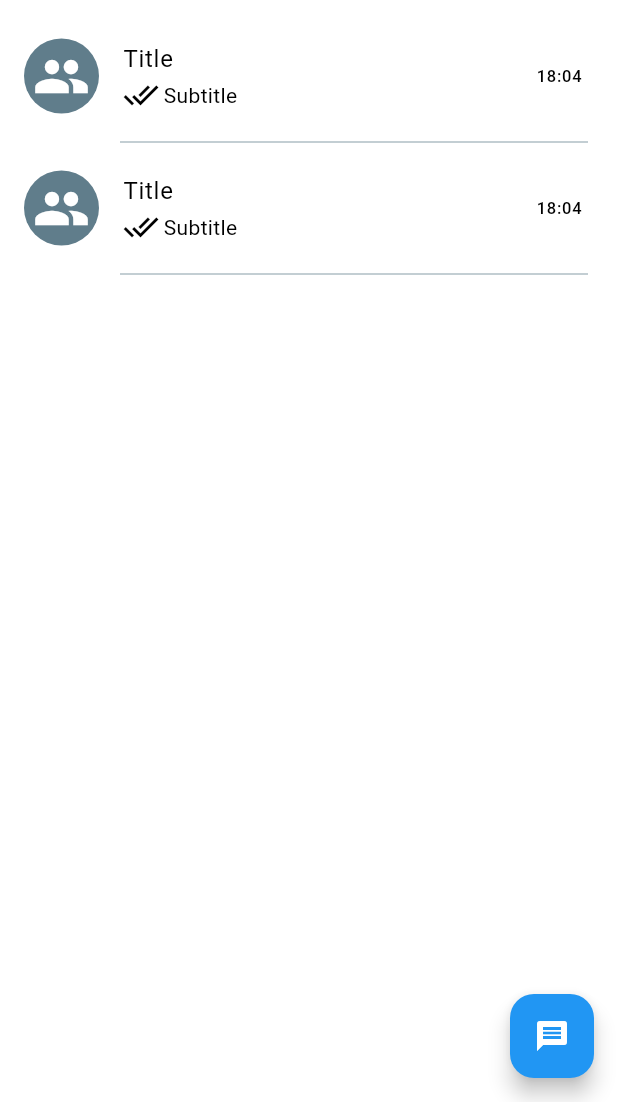
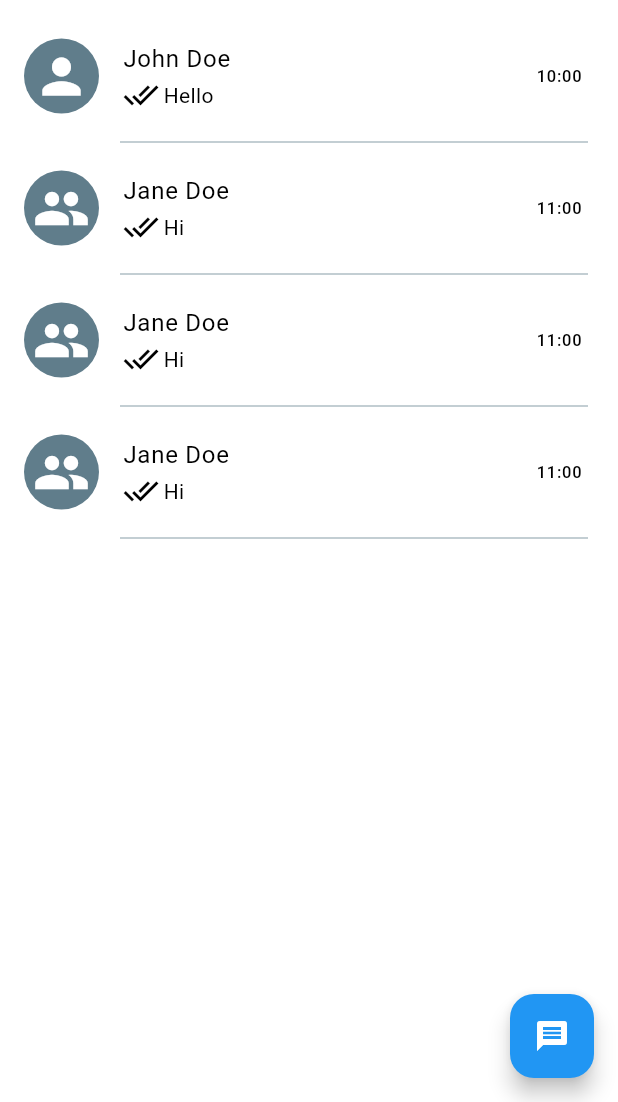
Before and after one commit to mrHeinrichh/ChatApp, a Flutter app: the screen it shows after launch, tab 2 chosen, on a phone screen of 412 x 824 dp, the part 134-1236 px from its top. Run offline on Flutter 3.47's test engine with Material 3 defaults, Android fonts, the phone set to English and light mode, and no system bars.

Commit message:
update 2 files and create 1 file

```diff
--- a/lib/CustomUI/CustomCard.dart
+++ b/lib/CustomUI/CustomCard.dart
@@ -1,37 +1,51 @@
+import 'package:ChatApp/Model/ChatModel.dart';
+import 'package:ChatApp/Screens/IndividualPage.dart';
 import 'package:flutter/material.dart';
 
 class CustomCard extends StatelessWidget {
-  const CustomCard({super.key});
+  const CustomCard({Key? key, required this.chatModel}) : super(key: key);
+
+  final ChatModel chatModel;
 
   @override
   Widget build(BuildContext context) {
     return GestureDetector(
-      onTap: () {},
-      child: const Column(
+      onTap: () {
+        Navigator.push(context,
+            MaterialPageRoute(builder: (context) => const IndividualPage()));
+      },
+      child: Column(
         children: [
           ListTile(
             leading: CircleAvatar(
               radius: 25,
-              child: Icon(
-                Icons.group,
-                size: 38,
-              ),
+              child: chatModel.isGroup
+                  ? const Icon(
+                      Icons.group,
+                      size: 38,
+                    )
+                  : const Icon(
+                      Icons.person,
+                      size: 38,
+                    ),
               backgroundColor: Colors.blueGrey,
             ),
             title: Text(
-              'Title',
-              style: TextStyle(fontSize: 16),
+              chatModel.name,
+              style: const TextStyle(fontSize: 16),
             ),
             subtitle: Row(
               children: [
-                Icon(Icons.done_all),
-                SizedBox(width: 3),
-                Text('Subtitle'),
+                const Icon(Icons.done_all),
+                const SizedBox(width: 3),
+                Text(
+                  chatModel.currentMessage,
+                ),
               ],
             ),
-            trailing: Text('18:04'),
+            trailing: Text(chatModel.time),
           ),
-          Padding(
+          const Padding(
             padding: EdgeInsets.only(right: 20, left: 80),
             child: Divider(
               thickness: 0.5,
--- a/lib/Pages/ChatPage.dart
+++ b/lib/Pages/ChatPage.dart
@@ -1,4 +1,5 @@
 import 'package:ChatApp/CustomUI/CustomCard.dart';
+import 'package:ChatApp/Model/ChatModel.dart';
 import 'package:flutter/material.dart';
 
 class ChatPage extends StatefulWidget {
@@ -9,6 +10,32 @@ class ChatPage extends StatefulWidget {
 }
 
 class _ChatPageState extends State<ChatPage> {
+  List<ChatModel> chats = [
+    ChatModel(
+        name: 'John Doe',
+        icon: 'person.svg',
+        time: '10:00',
+        currentMessage: 'Hello',
+        isGroup: false),
+    ChatModel(
+        name: 'Jane Doe',
+        icon: 'person.svg',
+        time: '11:00',
+        currentMessage: 'Hi',
+        isGroup: true),
+    ChatModel(
+        name: 'Jane Doe',
+        icon: 'person.svg',
+        time: '11:00',
+        currentMessage: 'Hi',
+        isGroup: true),
+    ChatModel(
+        name: 'Jane Doe',
+        icon: 'person.svg',
+        time: '11:00',
+        currentMessage: 'Hi',
+        isGroup: true),
+  ];
   @override
   Widget build(BuildContext context) {
     return Scaffold(
@@ -17,11 +44,11 @@ class _ChatPageState extends State<ChatPage> {
         onPressed: null,
         child: Icon(Icons.message),
       ),
-      body: ListView(
-        children: const [
-          CustomCard(),
-          CustomCard(),
-        ],
+      body: ListView.builder(
+        itemCount: chats.length,
+        itemBuilder: (context, index) => CustomCard(
+          chatModel: chats[index],
+        ),
       ),
     );
   }
--- /dev/null
+++ b/lib/Screens/IndividualPage.dart
@@ -0,0 +1,15 @@
+import 'package:flutter/material.dart';
+
+class IndividualPage extends StatefulWidget {
+  const IndividualPage({super.key});
+
+  @override
+  State<IndividualPage> createState() => _IndividualPageState();
+}
+
+class _IndividualPageState extends State<IndividualPage> {
+  @override
+  Widget build(BuildContext context) {
+    return Container();
+  }
+}
```
